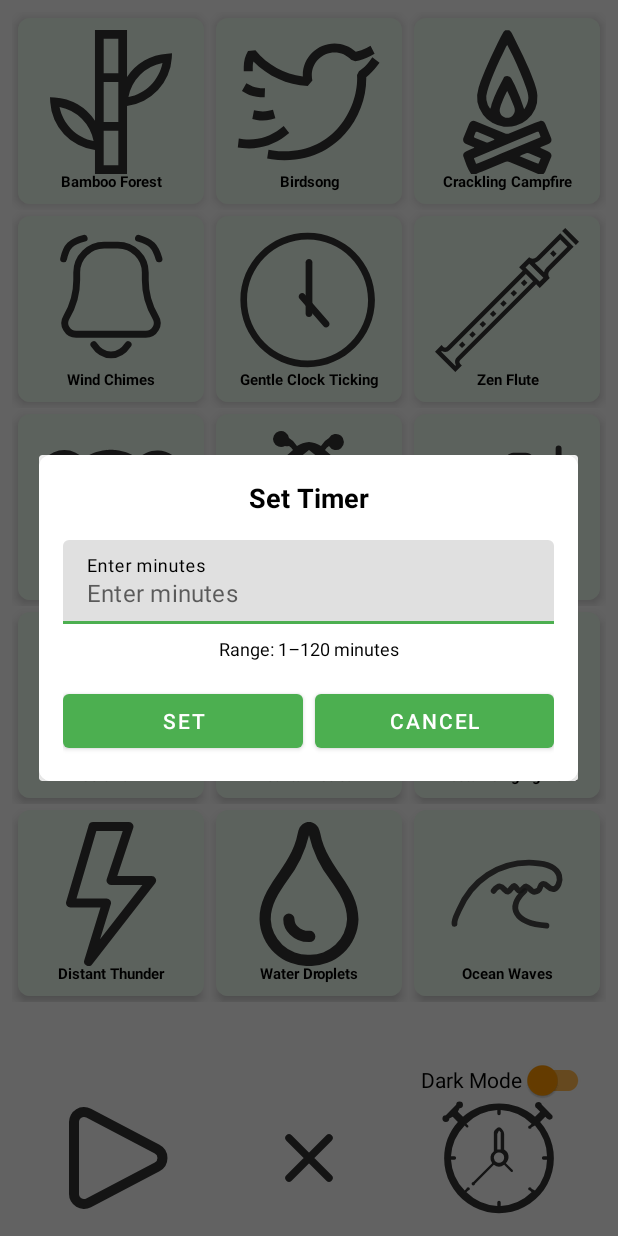
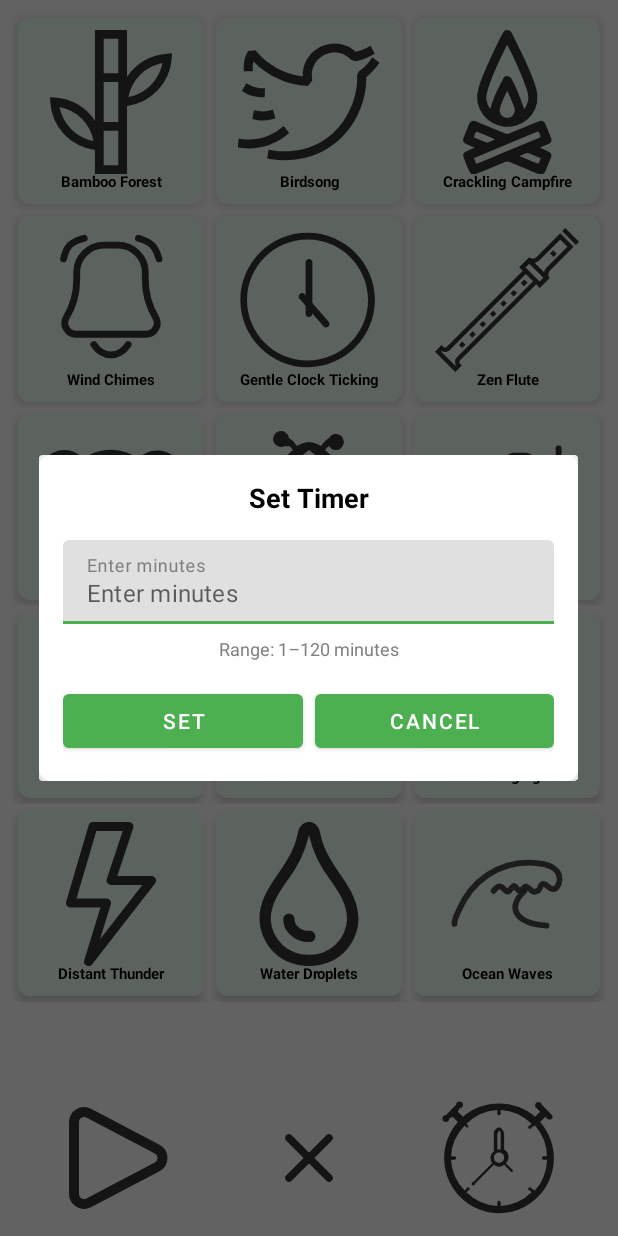
Before and after one commit to anilanvesh/Naturo, an Android app: the screen it shows after launch (MainActivity), after a tap on "Set Timer", on a phone screen of 412 x 824 dp. Run offline under Robolectric (Android 15) with nearby library versions, the phone set to English and light mode, and no system bars.

Commit message:
26-11-2024

```diff
--- a/app/src/main/java/com/minimalapps/naturo/Constants.kt
+++ b/app/src/main/java/com/minimalapps/naturo/Constants.kt
@@ -28,7 +28,6 @@ class Constants {
         const val ERROR_PLAYBACK = 1002
         const val ERROR_VOLUME_CONTROL = 1003
         const val ERROR_TIMER = 1004
-        const val ERROR_DARK_MODE = 1005
 
         // Timer limits
         const val TIMER_MIN_LIMIT = 1  // Minimum timer duration (in minutes)
--- a/app/src/main/java/com/minimalapps/naturo/DarkModeManager.kt
+++ /dev/null
@@ -1,102 +0,0 @@
-package com.minimalapps.naturo
-
-import android.app.Activity
-import android.content.Context
-import android.os.Build
-import android.view.View
-import android.view.WindowInsetsController
-import androidx.appcompat.app.AppCompatDelegate
-import androidx.core.content.ContextCompat
-import kotlinx.coroutines.CoroutineScope
-import kotlinx.coroutines.Dispatchers
-import kotlinx.coroutines.flow.first
-import kotlinx.coroutines.launch
-
-class DarkModeManager(
-    private val preferencesManager: PreferencesManager,
-    private val context: Context
-) {
-    // Apply the saved dark mode setting
-    suspend fun applyDarkMode() {
-        val isDarkModeEnabled = preferencesManager.darkModeEnabled.first()
-        setDarkMode(isDarkModeEnabled)
-    }
-
-    // Toggle dark mode based on the user's preference
-    fun setDarkMode(enabled: Boolean) {
-        // Set night mode
-        AppCompatDelegate.setDefaultNightMode(
-            if (enabled) AppCompatDelegate.MODE_NIGHT_YES
-            else AppCompatDelegate.MODE_NIGHT_NO
-        )
-
-        // Save the preference within a coroutine scope
-        CoroutineScope(Dispatchers.IO).launch {
-            saveDarkModePreference(enabled)
-        }
-
-        // Update system UI colors
-        updateSystemUI(enabled)
-    }
-
-    // Save the user's dark mode preference
-    private suspend fun saveDarkModePreference(enabled: Boolean) {
-        preferencesManager.setDarkModeEnabled(enabled)
-    }
-
-    // Update system UI colors based on dark mode
-    private fun updateSystemUI(isDarkMode: Boolean) {
-        // Update status bar color
-        val window = (context as? Activity)?.window ?: return
-
-        // Set status bar background color
-        val statusBarColor = if (isDarkMode) {
-            ContextCompat.getColor(context, R.color.background_dark)
-        } else {
-            ContextCompat.getColor(context, R.color.background)
-        }
-        window.statusBarColor = statusBarColor
-
-        // Handle status bar appearance for different Android versions
-        if (Build.VERSION.SDK_INT >= Build.VERSION_CODES.R) {
-            // Modern approach for Android 11+
-            window.insetsController?.let { controller ->
-                if (isDarkMode) {
-                    controller.setSystemBarsAppearance(
-                        0,
-                        WindowInsetsController.APPEARANCE_LIGHT_STATUS_BARS
-                    )
-                } else {
-                    controller.setSystemBarsAppearance(
-                        WindowInsetsController.APPEARANCE_LIGHT_STATUS_BARS,
-                        WindowInsetsController.APPEARANCE_LIGHT_STATUS_BARS
-                    )
-                }
-            }
-        } else {
-            // Compatibility approach for older versions
-            @Suppress("DEPRECATION")
-            window.decorView.systemUiVisibility = if (isDarkMode) {
-                window.decorView.systemUiVisibility and View.SYSTEM_UI_FLAG_LIGHT_STATUS_BAR.inv()
-            } else {
-                window.decorView.systemUiVisibility or View.SYSTEM_UI_FLAG_LIGHT_STATUS_BAR
-            }
-        }
-    }
-
-    // If you decide to keep this method, ensure it is called somewhere in your code
-    fun updateTheme(activity: Activity) {
-        CoroutineScope(Dispatchers.Main).launch {
-            val isDarkMode = preferencesManager.darkModeEnabled.first()
-
-            // Apply appropriate theme
-            activity.setTheme(
-                if (isDarkMode) R.style.Theme_Naturo_Dark
-                else R.style.Theme_Naturo
-            )
-
-            // Recreate activity to apply theme
-            activity.recreate()
-        }
-    }
-}
--- a/app/src/main/java/com/minimalapps/naturo/ErrorHandler.kt
+++ b/app/src/main/java/com/minimalapps/naturo/ErrorHandler.kt
@@ -20,7 +20,6 @@ class ErrorHandler(private val context: Context) {
                 Constants.ERROR_PLAYBACK -> R.string.error_playback
                 Constants.ERROR_VOLUME_CONTROL -> R.string.error_volume_control
                 Constants.ERROR_TIMER -> R.string.error_timer
-                Constants.ERROR_DARK_MODE -> R.string.error_dark_mode
                 else -> R.string.error_unknown
             }
         )
--- a/app/src/main/java/com/minimalapps/naturo/MainActivity.kt
+++ b/app/src/main/java/com/minimalapps/naturo/MainActivity.kt
@@ -9,17 +9,13 @@ import android.util.Log
 import android.widget.ImageButton
 import android.widget.TextView
 import androidx.appcompat.app.AppCompatActivity
-import androidx.lifecycle.lifecycleScope
 import androidx.recyclerview.widget.GridLayoutManager
 import androidx.recyclerview.widget.RecyclerView
-import com.google.android.material.switchmaterial.SwitchMaterial
-import kotlinx.coroutines.launch
 import java.util.Locale
 
 class MainActivity : AppCompatActivity() {
 
     private lateinit var soundAdapter: SoundAdapter
-    private lateinit var switchDarkMode: SwitchMaterial
     private lateinit var buttonPlayPause: ImageButton
     private lateinit var buttonClear: ImageButton
     private lateinit var buttonTimer: ImageButton
@@ -27,7 +23,6 @@ class MainActivity : AppCompatActivity() {
     private lateinit var volumeControl: VolumeControl
     private lateinit var timerPopup: TimerPopup
     private lateinit var errorHandler: ErrorHandler
-    private lateinit var darkModeManager: DarkModeManager
     private lateinit var audioFocusManager: AudioFocusManager
     private lateinit var recyclerViewSounds: RecyclerView
     private lateinit var textViewTimer: TextView
@@ -40,10 +35,6 @@ class MainActivity : AppCompatActivity() {
         initUI()
         setupListeners()
 
-        // Apply saved dark mode setting in a coroutine
-        lifecycleScope.launch {
-            darkModeManager.applyDarkMode()
-        }
 
         // Start sound service for background sound support
         startService(Intent(this, SoundService::class.java))
@@ -76,17 +67,10 @@ class MainActivity : AppCompatActivity() {
         buttonPlayPause = findViewById(R.id.buttonPlayPause)
         buttonClear = findViewById(R.id.buttonClear)
         buttonTimer = findViewById(R.id.buttonTimer)
-        switchDarkMode = findViewById(R.id.switchDarkMode)
         textViewTimer = findViewById(R.id.textViewTimer)
 
         // Initialize error handler, dark mode manager, and audio focus manager
         errorHandler = ErrorHandler(this)
-
-        // Create PreferencesManager first
-        val preferencesManager = PreferencesManager(this)
-
-        // Then pass both preferencesManager and context to DarkModeManager
-        darkModeManager = DarkModeManager(preferencesManager, this)
 
         audioFocusManager = AudioFocusManager(this)
         timerPopup = TimerPopup(this)
@@ -260,16 +244,7 @@ class MainActivity : AppCompatActivity() {
             }
         }
 
-        // Dark mode toggle listener
-        switchDarkMode.setOnCheckedChangeListener { _, isChecked ->
-            try {
-                darkModeManager.setDarkMode(isChecked)
-                Log.d("MainActivity", "Dark mode set to: $isChecked")
-            } catch (e: Exception) {
-                errorHandler.showError(Constants.ERROR_DARK_MODE)
-                Log.e("MainActivity", "Error changing dark mode", e)
-            }
-        }
+
     }
 
     override fun onDestroy() {
--- a/app/src/main/java/com/minimalapps/naturo/PreferencesManager.kt
+++ b/app/src/main/java/com/minimalapps/naturo/PreferencesManager.kt
@@ -1,31 +1,12 @@
 package com.minimalapps.naturo
 
 import android.content.Context
-import androidx.datastore.preferences.core.booleanPreferencesKey
-import androidx.datastore.preferences.core.edit
 import androidx.datastore.preferences.preferencesDataStore
-import kotlinx.coroutines.flow.Flow
-import kotlinx.coroutines.flow.map
 
 // Extension property for DataStore
 private val Context.dataStore by preferencesDataStore(name = "naturo_prefs")
 
 class PreferencesManager(private val context: Context) {
-
-    companion object {
-        val DARK_MODE_ENABLED = booleanPreferencesKey("dark_mode_enabled")
-    }
-
-    // Save Dark Mode preference
-    suspend fun setDarkModeEnabled(enabled: Boolean) {
-        context.dataStore.edit { prefs ->
-            prefs[DARK_MODE_ENABLED] = enabled
-        }
-    }
-
-    // Get Dark Mode preference
-    val darkModeEnabled: Flow<Boolean> = context.dataStore.data
-        .map { prefs ->
-            prefs[DARK_MODE_ENABLED] ?: false
-        }
+    // Note: Removed dark mode-related preferences and methods
+    // Future preferences can be added here as needed
 }
--- a/app/src/main/res/layout/activity_main.xml
+++ b/app/src/main/res/layout/activity_main.xml
@@ -27,18 +27,6 @@
         app:spanCount="3"
         tools:listitem="@layout/sound_item"
         tools:spanCount="3" />
-
-    <!-- Dark mode switch -->
-    <com.google.android.material.switchmaterial.SwitchMaterial
-        android:id="@+id/switchDarkMode"
-        android:layout_width="wrap_content"
-        android:layout_height="wrap_content"
-        android:layout_marginHorizontal="16dp"
-        android:text="@string/dark_mode"
-        app:layout_constraintBottom_toTopOf="@id/linearLayoutControls"
-        app:layout_constraintEnd_toEndOf="parent"
-        app:layout_constraintTop_toBottomOf="@id/textViewTimer"
-        app:useMaterialThemeColors="true" />
 
     <!-- Timer display -->
     <TextView
--- a/app/src/main/res/layout/sound_item.xml
+++ b/app/src/main/res/layout/sound_item.xml
@@ -11,7 +11,8 @@
         android:layout_width="0dp"
         android:layout_height="0dp"
         android:layout_margin="4dp"
-        app:cardBackgroundColor="?attr/soundItemBackground"
+        android:background="#E8F5E9"
+        app:cardBackgroundColor="#E8F5E9"
         app:cardCornerRadius="8dp"
         app:cardElevation="4dp"
         app:layout_constraintDimensionRatio="1:1"
@@ -23,7 +24,7 @@
         <androidx.constraintlayout.widget.ConstraintLayout
             android:layout_width="match_parent"
             android:layout_height="match_parent"
-            android:background="?attr/soundItemBackground"
+            android:background="#E8F5E9"
             android:padding="8dp">
 
             <!-- Responsive Sound Icon (Increased size) -->
@@ -36,13 +37,13 @@
                 android:background="?attr/selectableItemBackgroundBorderless"
                 android:clickable="true"
                 android:focusable="true"
+                app:tint="#333333"
                 app:layout_constraintDimensionRatio="1:1"
                 app:layout_constraintWidth_percent="0.9"
                 app:layout_constraintTop_toTopOf="parent"
                 app:layout_constraintBottom_toTopOf="@id/textViewSoundName"
                 app:layout_constraintStart_toStartOf="parent"
                 app:layout_constraintEnd_toEndOf="parent"
-                app:tint="?attr/controlIconColor"
                 tools:src="@drawable/ic_birds"
                 tools:targetApi="34"/>
 
@@ -57,7 +58,7 @@
                 android:maxLines="1"
                 android:ellipsize="end"
                 android:textStyle="bold"
-                android:textColor="?attr/android:textColorPrimary"
+                android:textColor="#000000"
                 app:layout_constraintBottom_toTopOf="@id/seekBarVolume"
                 app:layout_constraintStart_toStartOf="parent"
                 app:layout_constraintEnd_toEndOf="parent"
--- a/app/src/main/res/layout/timer_popup.xml
+++ b/app/src/main/res/layout/timer_popup.xml
@@ -6,7 +6,7 @@
     android:layout_width="match_parent"
     android:layout_height="wrap_content"
     android:layout_margin="16dp"
-    app:cardBackgroundColor="?attr/colorSurface"
+    app:cardBackgroundColor="#FFFFFF"
     app:cardCornerRadius="8dp"
     app:cardElevation="8dp"
     tools:ignore="MissingPrefix"
@@ -15,7 +15,7 @@
     <androidx.constraintlayout.widget.ConstraintLayout
         android:layout_width="match_parent"
         android:layout_height="wrap_content"
-        android:background="?attr/colorSurface"
+        android:background="#FFFFFF"
         android:padding="16dp"
         android:maxWidth="488dp">
 
@@ -27,7 +27,7 @@
             android:text="@string/set_timer"
             android:textSize="18sp"
             android:textStyle="bold"
-            android:textColor="?attr/android:textColorPrimary"
+            android:textColor="#000000"
             app:layout_constraintEnd_toEndOf="parent"
             app:layout_constraintStart_toStartOf="parent"
             app:layout_constraintTop_toTopOf="parent"
@@ -41,7 +41,7 @@
             android:layout_marginTop="16dp"
             android:hint="@string/enter_minutes"
             android:maxWidth="488dp"
-            app:hintTextColor="?attr/android:textColorSecondary"
+            app:hintTextColor="#808080"
             app:layout_constraintEnd_toEndOf="parent"
             app:layout_constraintStart_toStartOf="parent"
             app:layout_constraintTop_toBottomOf="@id/textViewTimerTitle"
@@ -54,7 +54,7 @@
                 android:inputType="number"
                 android:maxLines="1"
                 android:maxWidth="488dp"
-                android:textColor="?attr/android:textColorPrimary"
+                android:textColor="#000000"
                 android:hint="@string/enter_minutes"
                 android:importantForAccessibility="yes"
                 tools:targetApi="34"/>
@@ -69,7 +69,7 @@
             android:layout_marginTop="8dp"
             android:text="@string/timer_range"
             android:textSize="12sp"
-            android:textColor="?attr/android:textColorSecondary"
+            android:textColor="#808080"
             app:layout_constraintEnd_toEndOf="parent"
             app:layout_constraintStart_toStartOf="parent"
             app:layout_constraintTop_toBottomOf="@id/textInputLayoutMinutes"
@@ -85,7 +85,7 @@
             android:maxWidth="320dp"
             android:text="@string/set"
             android:textColor="@android:color/white"
-            app:backgroundTint="?attr/colorPrimary"
+            app:backgroundTint="#4CAF50"
             app:cornerRadius="4dp"
             app:layout_constraintWidth_max="320dp"
             app:layout_constraintEnd_toStartOf="@id/buttonCancel"
@@ -102,7 +102,7 @@
             android:maxWidth="320dp"
             android:text="@string/cancel"
             android:textColor="@android:color/white"
-            app:backgroundTint="?attr/colorPrimary"
+            app:backgroundTint="#4CAF50"
             app:cornerRadius="4dp"
             app:layout_constraintWidth_max="320dp"
             app:layout_constraintEnd_toEndOf="parent"
--- a/app/src/main/res/values/colors.xml
+++ b/app/src/main/res/values/colors.xml
@@ -24,70 +24,33 @@
     <color name="error">#B71C1C</color> <!-- Red 900 -->
     <color name="on_error">#FFFFFF</color> <!-- White -->
 
-    <!-- Dark Theme Colors -->
-    <color name="primary_dark">#66BB6A</color> <!-- Green 400 -->
-    <color name="primary_variant_dark">#4CAF50</color> <!-- Green 500 -->
-    <color name="on_primary_dark">#FFFFFF</color> <!-- White -->
-
-    <color name="secondary_dark">#FFA726</color> <!-- Orange 400 -->
-    <color name="secondary_variant_dark">#FF9800</color> <!-- Orange 500 -->
-    <color name="on_secondary_dark">#FFFFFF</color> <!-- White -->
-
-    <color name="background_dark">#121212</color> <!-- Very Dark Grey/Black -->
-    <color name="on_background_dark">#FFFFFF</color> <!-- White -->
-
-    <color name="surface_dark">#1E1E1E</color> <!-- Slightly lighter than background -->
-    <color name="on_surface_dark">#FFFFFF</color> <!-- White -->
-
-    <color name="error_dark">#E57373</color> <!-- Red 300 -->
-    <color name="on_error_dark">#000000</color> <!-- Black -->
-
     <!-- Sound and Interactive Elements -->
-    <!-- Light Theme -->
     <color name="sound_item_active">#E8F5E9</color> <!-- Light Green -->
     <color name="timer_text">#FF5722</color> <!-- Deep Orange -->
     <color name="on_timer_text">#000000</color> <!-- Black -->
 
-    <!-- Dark Theme -->
-    <color name="sound_item_active_dark">#2E7D32</color> <!-- Dark Green -->
-    <color name="timer_text_dark">#FF8A65</color> <!-- Light Red/Orange -->
-    <color name="on_timer_text_dark">#FFFFFF</color> <!-- White -->
-
     <!-- Control and Grid Colors -->
-    <!-- Light Theme -->
     <color name="control_icon_light">#333333</color> <!-- Dark Grey icons in light mode -->
     <color name="sound_grid_background_light">#F5F5F5</color> <!-- Light Grey background -->
-
-    <!-- Dark Theme -->
-    <color name="control_icon_dark">#FFFFFF</color> <!-- White icons in dark mode -->
-    <color name="sound_grid_background_dark">#1E1E1E</color> <!-- Dark background -->
 
     <!-- Extended Color Palette -->
     <!-- Accent Colors -->
     <color name="accent_light">#03A9F4</color> <!-- Light Blue -->
-    <color name="accent_dark">#00BCD4</color> <!-- Cyan -->
 
-    <!-- Gradient and Overlay Colors -->
+    <!-- Gradient Colors -->
     <color name="gradient_start_light">#4CAF50</color>
     <color name="gradient_end_light">#FF9800</color>
-    <color name="gradient_start_dark">#66BB6A</color>
-    <color name="gradient_end_dark">#FFA726</color>
 
     <!-- State Colors -->
     <color name="pressed_light">#E0E0E0</color>
-    <color name="pressed_dark">#404040</color>
 
     <!-- Widget-Specific Colors -->
     <color name="widget_background_light">#FFFFFF</color>
-    <color name="widget_background_dark">#1E1E1E</color>
     <color name="widget_text_light">#000000</color>
-    <color name="widget_text_dark">#FFFFFF</color>
 
     <!-- Accessibility Colors -->
     <color name="high_contrast_light">#000000</color>
-    <color name="high_contrast_dark">#FFFFFF</color>
 
     <!-- Transparent Overlays -->
     <color name="overlay_light">#33000000</color> <!-- 20% Black -->
-    <color name="overlay_dark">#33FFFFFF</color> <!-- 20% White -->
 </resources>
--- a/app/src/main/res/values/strings.xml
+++ b/app/src/main/res/values/strings.xml
@@ -8,7 +8,6 @@
     <string name="play_pause">Play/Pause</string>
     <string name="clear">Clear</string>
     <string name="set_timer">Set Timer</string>
-    <string name="dark_mode">Dark Mode</string>
     <string name="welcome_message">Welcome to Naturo, your personal sound sanctuary</string>
 
     <!-- Sound Item -->
@@ -47,14 +46,12 @@
     <string name="desc_play_sound">Play or pause sound</string>
     <string name="desc_adjust_volume">Adjust sound volume</string>
     <string name="desc_master_volume">Master volume control</string>
-    <string name="desc_dark_mode_toggle">Toggle between light and dark mode</string>
 
     <!-- Error Messages -->
     <string name="error_sound_load">Unable to load sound. Please try again.</string>
     <string name="error_playback">Playback interrupted. Reconnecting…</string>
     <string name="error_volume_control">Volume adjustment failed</string>
     <string name="error_timer">Timer setup unsuccessful</string>
-    <string name="error_dark_mode">Theme switch failed</string>
     <string name="error_unknown">An unexpected error occurred</string>
     <string name="error_network">Network connection required</string>
 
@@ -70,6 +67,7 @@
     <string name="notification_text">Tap to return to app</string>
     <string name="notification_timer_active">Timer active: %1$s remaining</string>
     <string name="settings">Settings</string>
+
     <!-- Widget Specific Labels -->
     <string name="widget_volume_adjust">Adjust widget volume</string>
     <string name="widget_playback_toggle">Toggle playback</string>
--- a/app/src/main/res/values/themes.xml
+++ b/app/src/main/res/values/themes.xml
@@ -8,7 +8,7 @@
     <attr name="timerTextColorOnBackground" format="color" />
 
     <!-- Base application theme -->
-    <style name="Theme.Naturo" parent="Theme.MaterialComponents.DayNight.NoActionBar">
+    <style name="Theme.Naturo" parent="Theme.MaterialComponents.Light.NoActionBar">
         <!-- Primary brand color -->
         <item name="colorPrimary">@color/primary</item>
         <item name="colorPrimaryVariant">@color/primary_variant</item>
@@ -45,43 +45,4 @@
         <item name="switchStyle">@style/Widget.Naturo.Switch</item>
         <item name="cardViewStyle">@style/Widget.Naturo.Card</item>
     </style>
-
-    <!-- Dark theme -->
-    <style name="Theme.Naturo.Dark" parent="Theme.MaterialComponents.DayNight.NoActionBar">
-        <!-- Primary brand color -->
-        <item name="colorPrimary">@color/primary_dark</item>
-        <item name="colorPrimaryVariant">@color/primary_variant_dark</item>
-        <item name="colorOnPrimary">@color/on_primary_dark</item>
-
-        <!-- Secondary brand color -->
-        <item name="colorSecondary">@color/secondary_dark</item>
-        <item name="colorSecondaryVariant">@color/secondary_variant_dark</item>
-        <item name="colorOnSecondary">@color/on_secondary_dark</item>
-
-        <!-- Status bar color -->
-        <item name="android:statusBarColor">?attr/colorPrimaryVariant</item>
-
-        <!-- Background colors -->
-        <item name="android:windowBackground">@color/background_dark</item>
-        <item name="colorSurface">@color/surface_dark</item>
-        <item name="colorOnSurface">@color/on_surface_dark</item>
-        <item name="colorError">@color/error_dark</item>
-        <item name="colorOnError">@color/on_error_dark</item>
-
-        <!-- Text colors -->
-        <item name="android:textColorPrimary">@color/on_surface_dark</item>
-        <item name="android:textColorSecondary">@color/on_background_dark</item>
-
-        <!-- Custom theme attributes -->
-        <item name="controlIconColor">@color/control_icon_dark</item>
-        <item name="soundGridBackground">@color/sound_grid_background_dark</item>
-        <item name="soundItemBackground">@color/sound_item_active_dark</item>
-        <item name="timerTextColor">@color/timer_text_dark</item>
-        <item name="timerTextColorOnBackground">@color/on_timer_text_dark</item>
-
-        <!-- Widget styles -->
-        <item name="buttonStyle">@style/Widget.Naturo.Button</item>
-        <item name="switchStyle">@style/Widget.Naturo.Switch</item>
-        <item name="cardViewStyle">@style/Widget.Naturo.Card</item>
-    </style>
 </resources>
```
